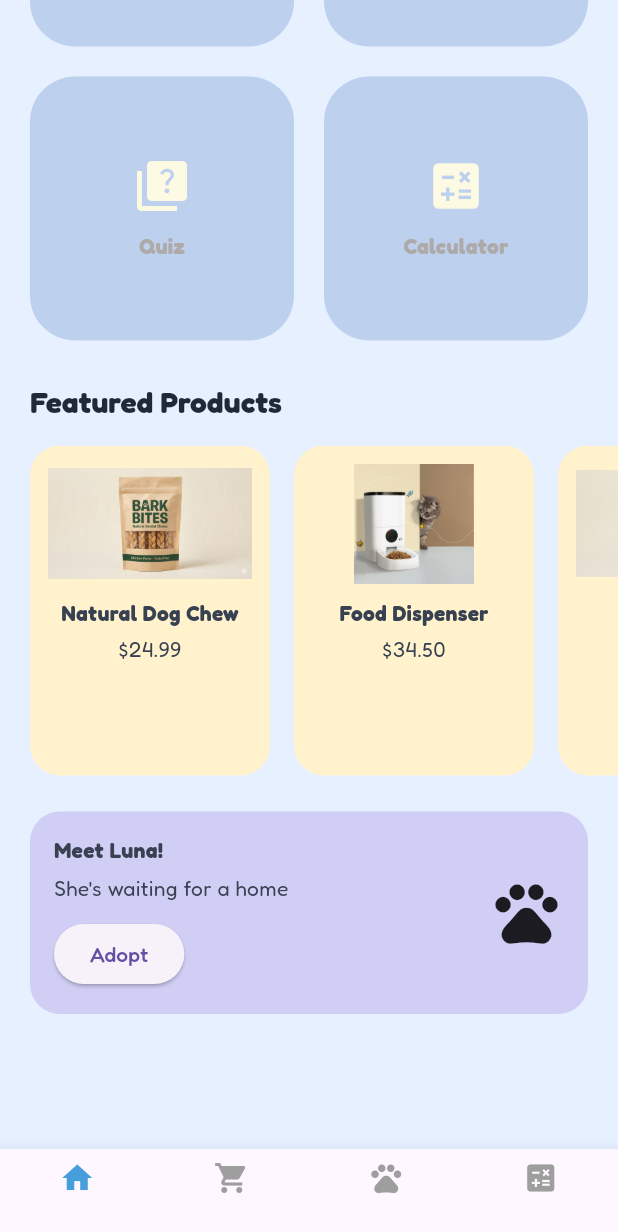
After one commit to samridii/mypetjoyy, a Flutter app: the DashboardScreen screen opened by its route, scrolled down 335 dp, after a tap on "Adopt", on a phone screen of 412 x 824 dp. The commit adds this screen. Shown: the top 1232 px of the screen. Run offline on Flutter 3.47's test engine with Material 3 defaults, Android fonts, the light colour scheme and no system bars.

Commit message:
Added Final Home Screen UI

```diff
--- a/lib/main.dart
+++ b/lib/main.dart
@@ -1,11 +1,13 @@
 import 'package:flutter/material.dart';
-import 'package:mypetjoyy/screens/homepage_screen.dart';
+
+import 'package:mypetjoyy/screens/dashboard_screen.dart';
 import 'package:mypetjoyy/screens/onboarding_one.dart';
 import 'package:mypetjoyy/screens/onboarding_three.dart';
 import 'package:mypetjoyy/screens/onboarding_two.dart';
 import 'package:mypetjoyy/screens/signin.dart';
 import 'package:mypetjoyy/screens/signup.dart';
 import 'package:mypetjoyy/screens/splash_screen.dart';
+import 'package:mypetjoyy/theme/theme_data.dart';
 
 void main() {
   runApp(const MyApp());
@@ -19,7 +21,9 @@ class MyApp extends StatelessWidget {
     return MaterialApp(
       debugShowCheckedModeBanner: false,
       title: 'MyPetJoy',
-      theme: ThemeData(fontFamily: 'Fredoka'),
+
+      theme: getApplicationTheme(),
+
       initialRoute: '/',
       routes: {
         '/': (context) => const SplashScreen(),
@@ -27,9 +31,8 @@ class MyApp extends StatelessWidget {
         '/onboarding_two': (context) => const OnboardingTwoScreen(),
         '/onboarding_three': (context) => const OnboardingThreeScreen(),
         '/signin': (context) => SignInScreen(),
-
         '/signup': (context) => SignUpScreen(),
-        '/home': (context) => const HomePageScreen(),
+        '/home': (context) => const DashboardScreen(),
       },
     );
   }
--- /dev/null
+++ b/lib/screens/bottom_screen/home_screen.dart
@@ -0,0 +1,160 @@
+import 'package:flutter/material.dart';
+import 'package:mypetjoyy/widgets/adoption_card.dart';
+import 'package:mypetjoyy/widgets/category_card.dart';
+import 'package:mypetjoyy/widgets/product_card.dart';
+
+class HomeScreen extends StatelessWidget {
+  const HomeScreen({super.key});
+
+  @override
+  Widget build(BuildContext context) {
+    final theme = Theme.of(context);
+
+    return SafeArea(
+      child: LayoutBuilder(
+        builder: (context, constraints) {
+          final maxWidth = constraints.maxWidth > 900
+              ? 900.0
+              : constraints.maxWidth;
+
+          return SingleChildScrollView(
+            child: Center(
+              child: ConstrainedBox(
+                constraints: BoxConstraints(maxWidth: maxWidth),
+                child: Column(
+                  children: [
+                    Container(
+                      width: double.infinity,
+                      padding: const EdgeInsets.all(20),
+                      decoration: const BoxDecoration(
+                        color: Color(0xFFFFF7CC),
+                        borderRadius: BorderRadius.only(
+                          bottomLeft: Radius.circular(28),
+                          bottomRight: Radius.circular(28),
+                        ),
+                      ),
+                      child: Column(
+                        crossAxisAlignment: CrossAxisAlignment.start,
+                        children: [
+                          Row(
+                            children: const [
+                              Expanded(
+                                child: Text(
+                                  "Hello, Sarah!",
+                                  style: TextStyle(
+                                    fontSize: 24,
+                                    fontWeight: FontWeight.bold,
+                                  ),
+                                ),
+                              ),
+                              CircleAvatar(
+                                backgroundColor: Color(0xFF93C5FD),
+                                child: Icon(Icons.person, color: Colors.white),
+                              ),
+                            ],
+                          ),
+                          const SizedBox(height: 6),
+                          const Text("Find Your Pet's Needs"),
+                          const SizedBox(height: 16),
+                          Container(
+                            height: 44,
+                            padding: const EdgeInsets.symmetric(horizontal: 16),
+                            decoration: BoxDecoration(
+                              color: Colors.white,
+                              borderRadius: BorderRadius.circular(24),
+                            ),
+                            child: const Row(
+                              children: [
+                                Icon(Icons.search, color: Colors.grey),
+                                SizedBox(width: 8),
+                                Text(
+                                  "Search",
+                                  style: TextStyle(color: Colors.grey),
+                                ),
+                              ],
+                            ),
+                          ),
+                        ],
+                      ),
+                    ),
+
+                    const SizedBox(height: 24),
+
+                    Padding(
+                      padding: const EdgeInsets.symmetric(horizontal: 20),
+                      child: GridView.count(
+                        crossAxisCount: constraints.maxWidth > 600 ? 4 : 2,
+                        shrinkWrap: true,
+                        physics: const NeverScrollableScrollPhysics(),
+                        mainAxisSpacing: 20,
+                        crossAxisSpacing: 20,
+                        childAspectRatio: 1,
+                        children: const [
+                          CategoryCard(title: "Shop"),
+                          CategoryCard(title: "Adopt"),
+                          CategoryCard(title: "Quiz"),
+                          CategoryCard(title: "Calculator"),
+                        ],
+                      ),
+                    ),
+
+                    const SizedBox(height: 28),
+
+                    Padding(
+                      padding: const EdgeInsets.symmetric(horizontal: 20),
+                      child: Align(
+                        alignment: Alignment.centerLeft,
+                        child: Text(
+                          "Featured Products",
+                          style: theme.textTheme.headlineMedium,
+                        ),
+                      ),
+                    ),
+
+                    const SizedBox(height: 16),
+
+                    SizedBox(
+                      height: 220,
+                      child: ListView(
+                        scrollDirection: Axis.horizontal,
+                        padding: const EdgeInsets.symmetric(horizontal: 20),
+                        children: const [
+                          ProductCard(
+                            imageUrl: "assets/images/dogchew.png",
+                            title: "Natural Dog Chew",
+                            price: "\$24.99",
+                          ),
+                          SizedBox(width: 16),
+                          ProductCard(
+                            imageUrl: "assets/images/fooddispenser.jpg",
+                            title: "Food Dispenser",
+                            price: "\$34.50",
+                          ),
+                          SizedBox(width: 16),
+                          ProductCard(
+                            imageUrl: "assets/images/earcleaner.png",
+                            title: "Ear Cleaner",
+                            price: "\$22.99",
+                          ),
+                        ],
+                      ),
+                    ),
+
+                    const SizedBox(height: 24),
+
+                    const Padding(
+                      padding: EdgeInsets.symmetric(horizontal: 20),
+                      child: AdoptionCard(),
+                    ),
+
+                    const SizedBox(height: 90),
+                  ],
+                ),
+              ),
+            ),
+          );
+        },
+      ),
+    );
+  }
+}
--- /dev/null
+++ b/lib/screens/dashboard_screen.dart
@@ -0,0 +1,40 @@
+import 'package:flutter/material.dart';
+import 'package:mypetjoyy/screens/bottom_screen/home_screen.dart';
+
+class DashboardScreen extends StatefulWidget {
+  const DashboardScreen({super.key});
+
+  @override
+  State<DashboardScreen> createState() => _DashboardScreenState();
+}
+
+class _DashboardScreenState extends State<DashboardScreen> {
+  int index = 0;
+
+  final screens = const [
+    HomeScreen(),
+    Center(child: Text("Cart")),
+    Center(child: Text("Pets")),
+    Center(child: Text("Calculator")),
+  ];
+
+  @override
+  Widget build(BuildContext context) {
+    return Scaffold(
+      body: IndexedStack(index: index, children: screens),
+      bottomNavigationBar: BottomNavigationBar(
+        currentIndex: index,
+        onTap: (i) => setState(() => index = i),
+        type: BottomNavigationBarType.fixed,
+        selectedItemColor: const Color.fromARGB(255, 70, 158, 221),
+        unselectedItemColor: Colors.grey,
+        items: const [
+          BottomNavigationBarItem(icon: Icon(Icons.home), label: ""),
+          BottomNavigationBarItem(icon: Icon(Icons.shopping_cart), label: ""),
+          BottomNavigationBarItem(icon: Icon(Icons.pets), label: ""),
+          BottomNavigationBarItem(icon: Icon(Icons.calculate), label: ""),
+        ],
+      ),
+    );
+  }
+}
--- a/lib/screens/homepage_screen.dart
+++ /dev/null
@@ -1,105 +0,0 @@
-import 'package:flutter/material.dart';
-
-void main() {
-  runApp(const HomepageScreen());
-}
-
-class HomepageScreen extends StatelessWidget {
-  const HomepageScreen({super.key});
-
-  @override
-  Widget build(BuildContext context) {
-    return MaterialApp(
-      debugShowCheckedModeBanner: false,
-      title: 'PawPerfect',
-      theme: ThemeData(
-        primarySwatch: Colors.blue,
-        fontFamily: 'SF Pro Display',
-      ),
-      home: const HomePage(),
-    );
-  }
-}
-
-class HomePage extends StatefulWidget {
-  const HomePage({super.key});
-
-  @override
-  State<HomePage> createState() => _HomePageState();
-}
-
-class _HomePageState extends State<HomePage> {
-  int selectedIndex = 0;
-
-  final screens = const [
-    Center(child: Text('Screen 1')),
-    Center(child: Text('Screen 2')),
-    Center(child: Text('Screen 3')),
-    Center(child: Text('Screen 4')),
-  ];
-
-  final icons = [Icons.home, Icons.shopping_cart, Icons.pets, Icons.calculate];
-
-  @override
-  Widget build(BuildContext context) {
-    return Scaffold(
-      body: screens[selectedIndex],
-      bottomNavigationBar: Container(
-        margin: const EdgeInsets.all(16),
-        padding: const EdgeInsets.all(16),
-        decoration: _navDecoration(),
-        child: Row(
-          mainAxisAlignment: MainAxisAlignment.spaceAround,
-          children: List.generate(
-            icons.length,
-            (index) => _navItem(icons[index], index),
-          ),
-        ),
-      ),
-    );
-  }
-
-  Widget _navItem(IconData icon, int index) {
-    final isSelected = selectedIndex == index;
-
-    return GestureDetector(
-      onTap: () => setState(() => selectedIndex = index),
-      child: AnimatedContainer(
-        duration: const Duration(milliseconds: 250),
-        padding: const EdgeInsets.all(12),
-        decoration: BoxDecoration(
-          color: isSelected ? Colors.blue : const Color(0xFFF3F4F6),
-          borderRadius: BorderRadius.circular(16),
-          boxShadow: isSelected
-              ? [
-                  BoxShadow(
-                    color: Colors.blue.withOpacity(0.4),
-                    blurRadius: 12,
-                    offset: const Offset(0, 4),
-                  ),
-                ]
-              : [],
-        ),
-        child: Icon(
-          icon,
-          size: 26,
-          color: isSelected ? Colors.white : const Color(0xFF6B7280),
-        ),
-      ),
-    );
-  }
-
-  BoxDecoration _navDecoration() {
-    return BoxDecoration(
-      color: Colors.white,
-      borderRadius: BorderRadius.circular(30),
-      boxShadow: [
-        BoxShadow(
-          color: Colors.black.withOpacity(0.1),
-          blurRadius: 30,
-          offset: const Offset(0, 10),
-        ),
-      ],
-    );
-  }
-}
--- /dev/null
+++ b/lib/theme/theme_data.dart
@@ -0,0 +1,23 @@
+import 'package:flutter/material.dart';
+
+ThemeData getApplicationTheme() {
+  return ThemeData(
+    scaffoldBackgroundColor: const Color(0xFFE6F0FF),
+    fontFamily: 'Fredoka',
+
+    textTheme: const TextTheme(
+      headlineLarge: TextStyle(
+        fontSize: 26,
+        fontWeight: FontWeight.bold,
+        color: Color(0xFF1F2937),
+      ),
+      headlineMedium: TextStyle(
+        fontSize: 20,
+        fontWeight: FontWeight.w600,
+        color: Color(0xFF1F2937),
+      ),
+      titleMedium: TextStyle(fontSize: 14, color: Color(0xFF6B7280)),
+      bodyMedium: TextStyle(fontSize: 14, color: Color(0xFF374151)),
+    ),
+  );
+}
--- /dev/null
+++ b/lib/widgets/adoption_card.dart
@@ -0,0 +1,36 @@
+import 'package:flutter/material.dart';
+
+class AdoptionCard extends StatelessWidget {
+  const AdoptionCard({super.key});
+
+  @override
+  Widget build(BuildContext context) {
+    return Container(
+      padding: const EdgeInsets.all(16),
+      decoration: BoxDecoration(
+        color: const Color.fromARGB(255, 209, 206, 245),
+        borderRadius: BorderRadius.circular(20),
+      ),
+      child: Row(
+        children: [
+          Expanded(
+            child: Column(
+              crossAxisAlignment: CrossAxisAlignment.start,
+              children: [
+                const Text(
+                  "Meet Luna!",
+                  style: TextStyle(fontWeight: FontWeight.bold),
+                ),
+                const SizedBox(height: 5),
+                const Text("She's waiting for a home"),
+                const SizedBox(height: 10),
+                ElevatedButton(onPressed: () {}, child: const Text("Adopt")),
+              ],
+            ),
+          ),
+          const Icon(Icons.pets, size: 50),
+        ],
+      ),
+    );
+  }
+}
--- /dev/null
+++ b/lib/widgets/category_card.dart
@@ -0,0 +1,38 @@
+import 'package:flutter/material.dart';
+
+class CategoryCard extends StatelessWidget {
+  final String title;
+
+  const CategoryCard({super.key, required this.title});
+
+  @override
+  Widget build(BuildContext context) {
+    IconData icon = Icons.category;
+
+    if (title == "Shop") icon = Icons.shopping_bag;
+    if (title == "Adopt") icon = Icons.pets;
+    if (title == "Quiz") icon = Icons.quiz;
+    if (title == "Calculator") icon = Icons.calculate;
+
+    return Container(
+      decoration: BoxDecoration(
+        color: const Color.fromARGB(255, 189, 209, 238),
+        borderRadius: BorderRadius.circular(30),
+      ),
+      child: Column(
+        mainAxisAlignment: MainAxisAlignment.center,
+        children: [
+          Icon(icon, size: 40, color: const Color.fromARGB(255, 252, 250, 226)),
+          const SizedBox(height: 10),
+          Text(
+            title,
+            style: const TextStyle(
+              color: Color.fromARGB(255, 174, 170, 170),
+              fontWeight: FontWeight.w600,
+            ),
+          ),
+        ],
+      ),
+    );
+  }
+}
--- /dev/null
+++ b/lib/widgets/product_card.dart
@@ -0,0 +1,35 @@
+import 'package:flutter/material.dart';
+
+class ProductCard extends StatelessWidget {
+  final String imageUrl;
+  final String title;
+  final String price;
+
+  const ProductCard({
+    super.key,
+    required this.imageUrl,
+    required this.title,
+    required this.price,
+  });
+
+  @override
+  Widget build(BuildContext context) {
+    return Container(
+      width: 160,
+      padding: const EdgeInsets.all(12),
+      decoration: BoxDecoration(
+        color: const Color(0xFFFFF2CC),
+        borderRadius: BorderRadius.circular(20),
+      ),
+      child: Column(
+        children: [
+          Image.asset(imageUrl, height: 80),
+          const SizedBox(height: 10),
+          Text(title, style: const TextStyle(fontWeight: FontWeight.bold)),
+          const SizedBox(height: 4),
+          Text(price),
+        ],
+      ),
+    );
+  }
+}
--- a/pubspec.yaml
+++ b/pubspec.yaml
@@ -60,6 +60,11 @@ flutter:
   # To add assets to your application, add an assets section, like this:
   assets:
     - assets/images/mpjlogo.png
+    - assets/images/fooddispenser.jpg
+    - assets/images/dogchew.png
+    - assets/images/earcleaner.png
+
+
 
 
   # An image asset can refer to one or more resolution-specific "variants", see
```
Also changed, not shown: assets/images/dogchew.png (added), assets/images/earcleaner.png (added), assets/images/fooddispenser.jpg (added).
